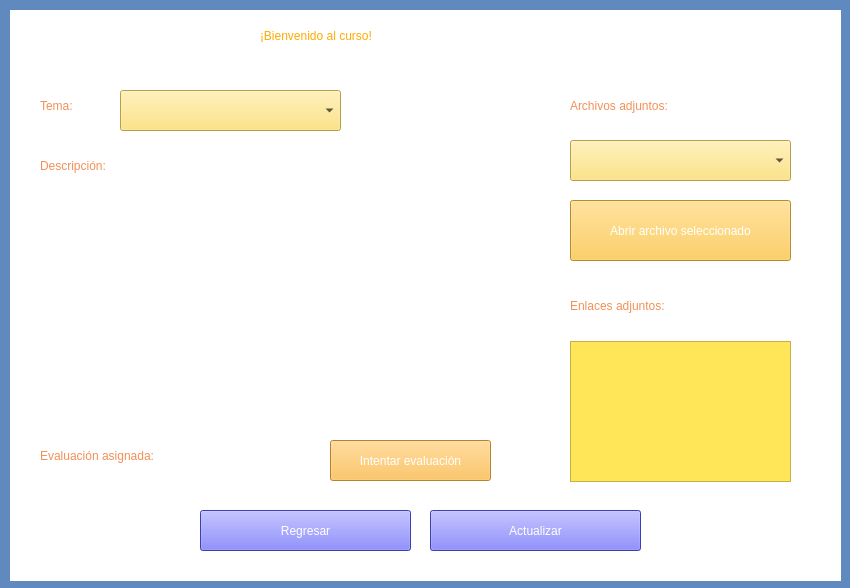
Qt form AulaVirtual/ventanaVisualizacionArchivo.ui (micaelCZ/AulaVirtual_VersionFinal) before a commit.
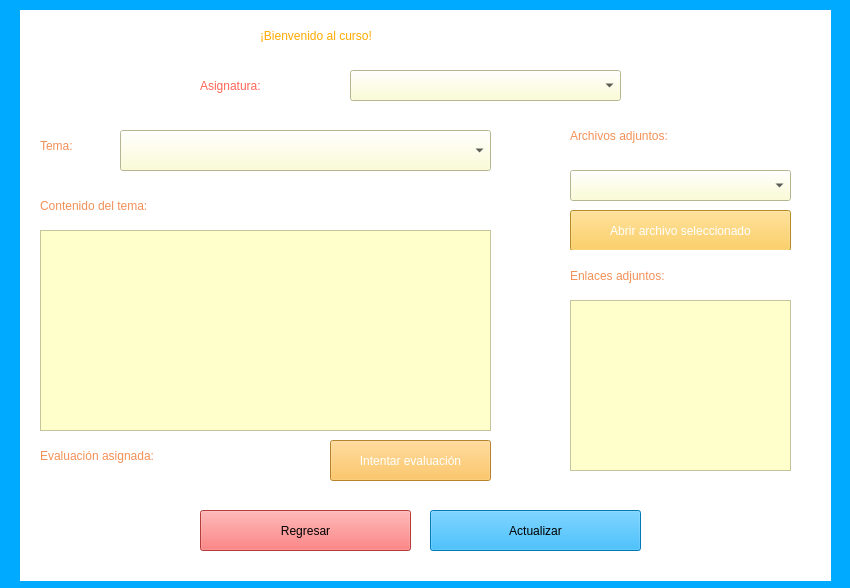
The same form after that commit.

```diff
--- a/AulaVirtual/ventanaVisualizacionArchivo.ui
+++ b/AulaVirtual/ventanaVisualizacionArchivo.ui
@@ -14,15 +14,14 @@
    <string>Form</string>
   </property>
   <property name="styleSheet">
-   <string notr="true">background-color: rgb(96, 137, 191);
-</string>
+   <string notr="true">background-color: rgb(0, 170, 255);</string>
   </property>
   <widget class="QLabel" name="label">
    <property name="geometry">
     <rect>
-     <x>10</x>
+     <x>20</x>
      <y>10</y>
-     <width>831</width>
+     <width>811</width>
      <height>571</height>
     </rect>
    </property>
@@ -37,7 +36,7 @@
    <property name="geometry">
     <rect>
      <x>570</x>
-     <y>80</y>
+     <y>110</y>
      <width>231</width>
      <height>51</height>
     </rect>
@@ -63,9 +62,9 @@
     </rect>
    </property>
    <property name="styleSheet">
-    <string notr="true">background-color: rgb(85, 85, 255);
-font: 700 12pt &quot;Segoe UI&quot;;
-color: rgb(255, 255, 255);</string>
+    <string notr="true">font: 700 12pt &quot;Segoe UI&quot;;
+background-color: rgb(255, 84, 84);
+color: rgb(0, 0, 0);</string>
    </property>
    <property name="text">
     <string>Regresar</string>
@@ -75,22 +74,22 @@
    <property name="geometry">
     <rect>
      <x>570</x>
-     <y>140</y>
+     <y>170</y>
      <width>221</width>
-     <height>41</height>
+     <height>31</height>
     </rect>
    </property>
    <property name="styleSheet">
-    <string notr="true">background-color: rgb(255, 222, 101);</string>
+    <string notr="true">background-color: rgb(254, 255, 203);</string>
    </property>
   </widget>
   <widget class="QPushButton" name="botonAbrirArchivo">
    <property name="geometry">
     <rect>
      <x>570</x>
-     <y>200</y>
+     <y>210</y>
      <width>221</width>
-     <height>61</height>
+     <height>41</height>
     </rect>
    </property>
    <property name="styleSheet">
@@ -106,8 +105,8 @@
    <property name="geometry">
     <rect>
      <x>40</x>
-     <y>80</y>
-     <width>91</width>
+     <y>120</y>
+     <width>71</width>
      <height>51</height>
     </rect>
    </property>
@@ -126,8 +125,8 @@
    <property name="geometry">
     <rect>
      <x>40</x>
-     <y>140</y>
-     <width>161</width>
+     <y>180</y>
+     <width>251</width>
      <height>51</height>
     </rect>
    </property>
@@ -139,7 +138,7 @@
 </string>
    </property>
    <property name="text">
-    <string>Descripción:</string>
+    <string>Contenido del tema:</string>
    </property>
   </widget>
   <widget class="QLabel" name="label_5">
@@ -166,7 +165,7 @@
    <property name="geometry">
     <rect>
      <x>570</x>
-     <y>280</y>
+     <y>250</y>
      <width>231</width>
      <height>51</height>
     </rect>
@@ -206,13 +205,13 @@
    <property name="geometry">
     <rect>
      <x>570</x>
-     <y>341</y>
+     <y>300</y>
      <width>221</width>
-     <height>141</height>
+     <height>171</height>
     </rect>
    </property>
    <property name="styleSheet">
-    <string notr="true">background-color: rgb(255, 230, 89);</string>
+    <string notr="true">background-color: rgb(254, 255, 203);</string>
    </property>
   </widget>
   <widget class="QPushButton" name="intentarEvaluacion">
@@ -233,27 +232,6 @@
     <string>Intentar evaluación</string>
    </property>
   </widget>
-  <widget class="QLabel" name="descripcionRelleno">
-   <property name="geometry">
-    <rect>
-     <x>40</x>
-     <y>200</y>
-     <width>481</width>
-     <height>201</height>
-    </rect>
-   </property>
-   <property name="styleSheet">
-    <string notr="true">color: rgb(242, 144, 87);
-font: 700 10pt &quot;Segoe UI&quot;;
-color: rgb(0, 0, 0);
-
-background-color: rgb(255, 255, 255);
-</string>
-   </property>
-   <property name="text">
-    <string/>
-   </property>
-  </widget>
   <widget class="QPushButton" name="cargarEnlaces">
    <property name="geometry">
     <rect>
@@ -265,8 +243,8 @@
    </property>
    <property name="styleSheet">
     <string notr="true">font: 700 12pt &quot;Segoe UI&quot;;
-color: rgb(255, 255, 255);
-background-color: rgb(85, 85, 255);</string>
+background-color: rgb(0, 170, 255);
+color: rgb(0, 0, 0);</string>
    </property>
    <property name="text">
     <string>Actualizar</string>
@@ -276,13 +254,59 @@
    <property name="geometry">
     <rect>
      <x>120</x>
-     <y>90</y>
-     <width>221</width>
+     <y>130</y>
+     <width>371</width>
      <height>41</height>
     </rect>
    </property>
    <property name="styleSheet">
-    <string notr="true">background-color: rgb(255, 222, 101);</string>
+    <string notr="true">background-color: rgb(254, 255, 203);</string>
+   </property>
+  </widget>
+  <widget class="QTextEdit" name="descripcionRelleno">
+   <property name="geometry">
+    <rect>
+     <x>40</x>
+     <y>230</y>
+     <width>451</width>
+     <height>201</height>
+    </rect>
+   </property>
+   <property name="styleSheet">
+    <string notr="true">background-color: rgb(254, 255, 203);</string>
+   </property>
+  </widget>
+  <widget class="QLabel" name="label_8">
+   <property name="geometry">
+    <rect>
+     <x>200</x>
+     <y>60</y>
+     <width>141</width>
+     <height>51</height>
+    </rect>
+   </property>
+   <property name="styleSheet">
+    <string notr="true">font: 700 18pt &quot;Segoe UI&quot;;
+color: rgb(255, 101, 87);
+
+background-color: rgb(255, 255, 255);
+</string>
+   </property>
+   <property name="text">
+    <string>Asignatura:</string>
+   </property>
+  </widget>
+  <widget class="QComboBox" name="asignatura">
+   <property name="geometry">
+    <rect>
+     <x>350</x>
+     <y>70</y>
+     <width>271</width>
+     <height>31</height>
+    </rect>
+   </property>
+   <property name="styleSheet">
+    <string notr="true">background-color: rgb(254, 255, 203);</string>
    </property>
   </widget>
  </widget>
```
